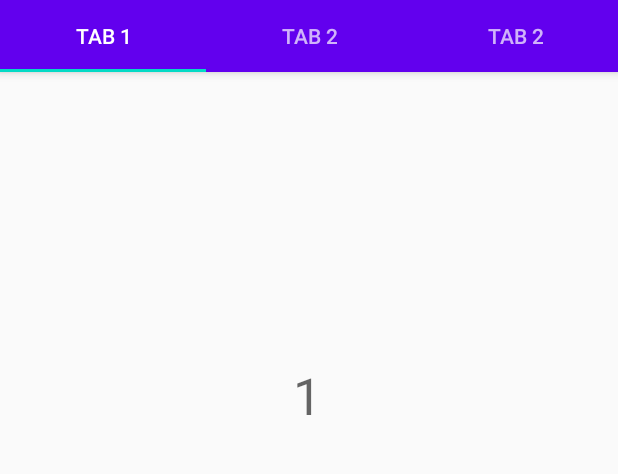
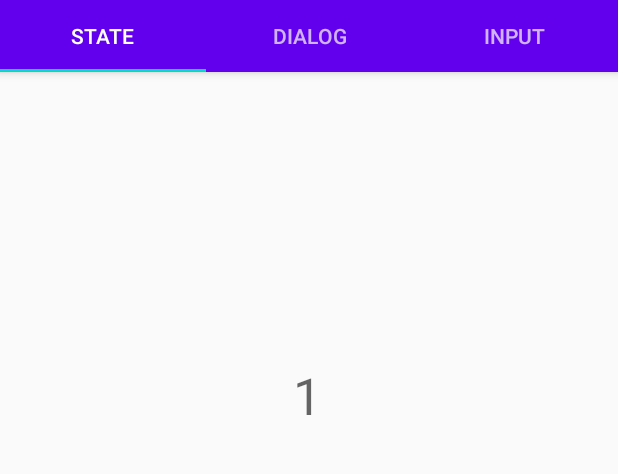
Before and after one commit to VysotskiVadim/lifecycle-testing, an Android app: the screen it shows after launch (MainActivity), after a tap on "+1", on a phone screen of 412 x 824 dp, the part 89-563 px from its top. Run offline under Robolectric (Android 15) with nearby library versions, the phone set to English and light mode, and no system bars.

Commit message:
ui improvements

```diff
--- a/app/src/main/java/dev/vadzimv/lifecycle/testing/ui/main/SectionsPagerAdapter.kt
+++ b/app/src/main/java/dev/vadzimv/lifecycle/testing/ui/main/SectionsPagerAdapter.kt
@@ -14,9 +14,9 @@ class SectionsPagerAdapter(private val context: Context, fm: FragmentManager) :
     FragmentPagerAdapter(fm) {
 
     private val tabs = listOf(
-        Tab(R.string.tab_text_1) { NotSavedState() },
-        Tab(R.string.tab_text_2) { DialogExample() },
-        Tab(R.string.tab_text_2) { FormFragment() }
+        Tab(R.string.tab_state_loss) { NotSavedState() },
+        Tab(R.string.tab_dialog_loss) { DialogExample() },
+        Tab(R.string.tab_input_loss) { FormFragment() }
     )
 
     override fun getItem(position: Int): Fragment {
--- a/app/src/main/res/layout/text_and_button.xml
+++ b/app/src/main/res/layout/text_and_button.xml
@@ -10,7 +10,6 @@
         android:id="@+id/text"
         android:layout_width="wrap_content"
         android:layout_height="wrap_content"
-        android:text=""
         android:textAppearance="@style/TextAppearance.AppCompat.Display1"
         app:layout_constraintBottom_toTopOf="@+id/button"
         app:layout_constraintEnd_toEndOf="parent"
@@ -24,7 +23,6 @@
         android:layout_width="wrap_content"
         android:layout_height="wrap_content"
         android:layout_marginBottom="40dp"
-        android:text="@string/counterButtonTitle"
         app:layout_constraintBottom_toBottomOf="parent"
         app:layout_constraintEnd_toEndOf="parent"
         app:layout_constraintStart_toStartOf="parent" />
--- a/app/src/main/res/values/strings.xml
+++ b/app/src/main/res/values/strings.xml
@@ -1,6 +1,6 @@
 <resources>
     <string name="app_name">Lifecycle Testing</string>
-    <string name="tab_text_1">Tab 1</string>
-    <string name="tab_text_2">Tab 2</string>
-    <string name="counterButtonTitle">Click Me</string>
+    <string name="tab_state_loss">State</string>
+    <string name="tab_dialog_loss">Dialog</string>
+    <string name="tab_input_loss">Input</string>
 </resources>
```
Also changed, not shown: app/src/main/java/dev/vadzimv/lifecycle/testing/FormFragment.kt (+21 -4 lines).
